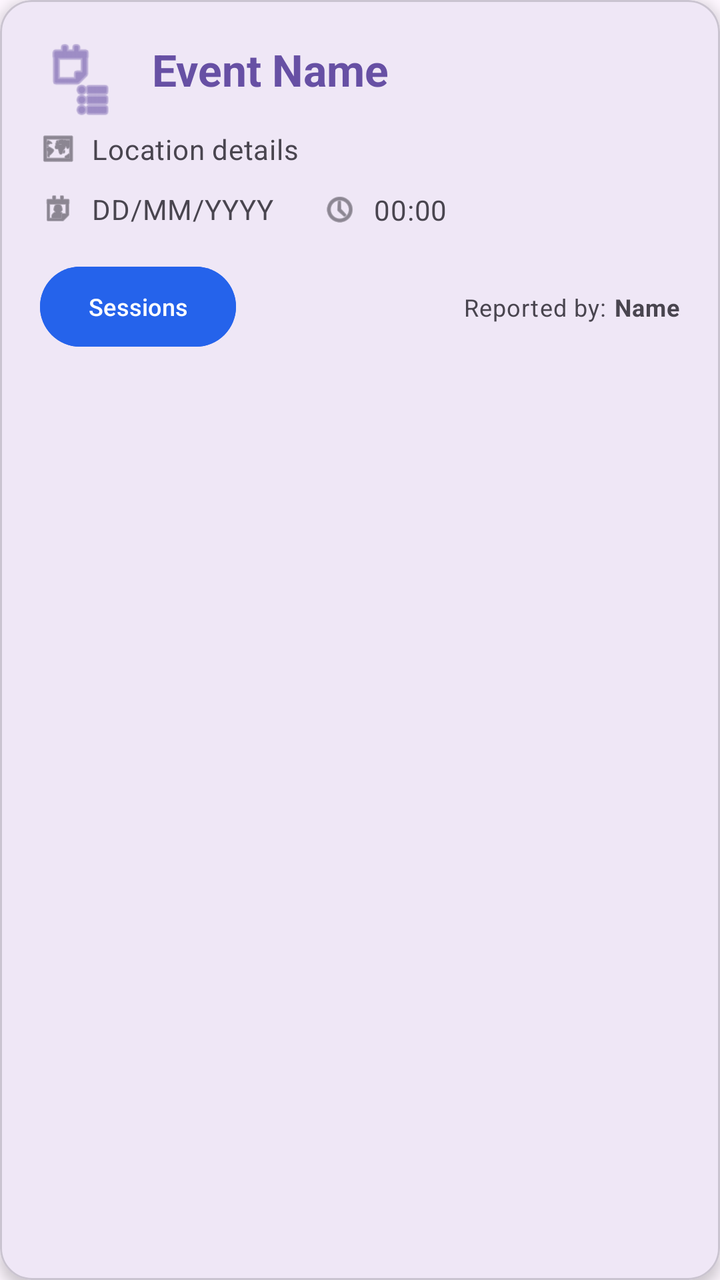
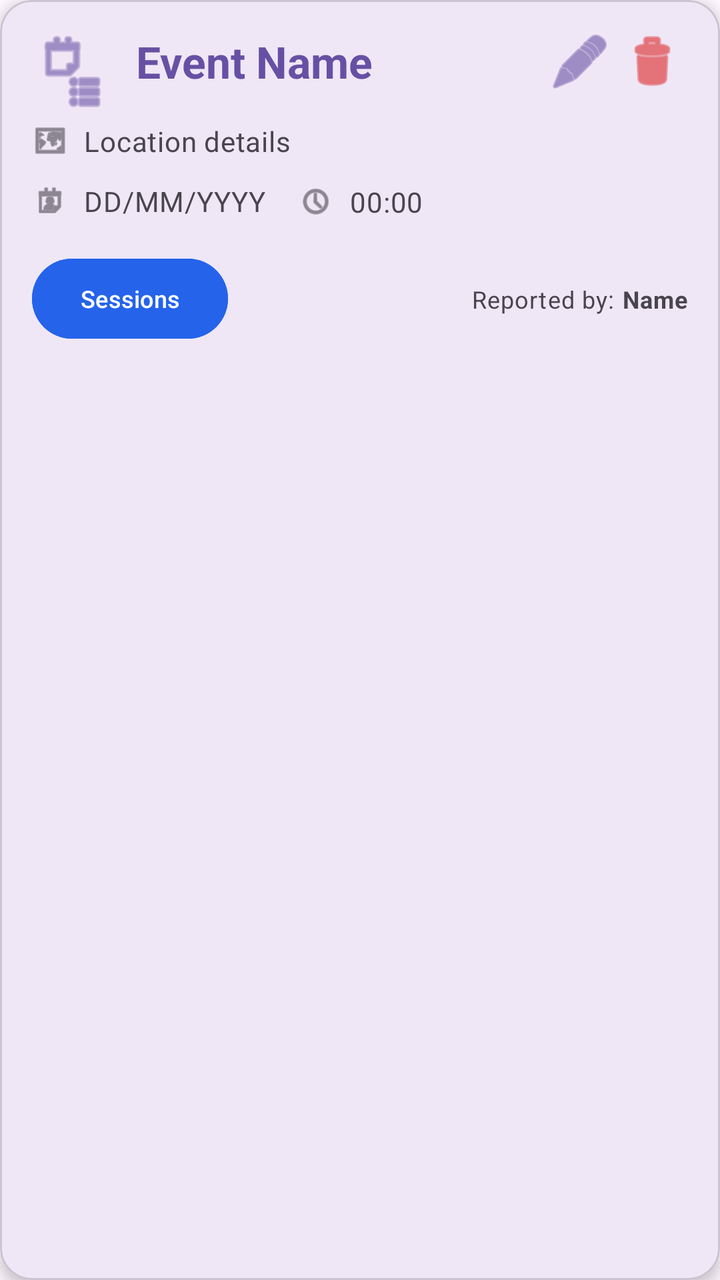

Screens rendered from an Android XML layout before and after an edit, with the pre-edit source and the edit as a unified diff.
<!-- AndroidManifest.xml: application theme Theme.EventManagerFirebase -->
<!-- res/layout/item_event.xml -->
<?xml version="1.0" encoding="utf-8"?>
<com.google.android.material.card.MaterialCardView
    xmlns:android="http://schemas.android.com/apk/res/android"
    xmlns:app="http://schemas.android.com/apk/res-auto"
    xmlns:tools="http://schemas.android.com/tools"
    android:id="@+id/card_view_event"
    android:layout_width="match_parent"
    android:layout_height="wrap_content"
    android:layout_margin="10dp"
    app:cardCornerRadius="16dp"
    app:cardElevation="4dp"
    android:foreground="?attr/selectableItemBackground">

    <androidx.constraintlayout.widget.ConstraintLayout
        android:layout_width="match_parent"
        android:layout_height="wrap_content"
        android:padding="20dp">

        
        <ImageView
            android:id="@+id/iv_event_icon"
            android:layout_width="40dp"
            android:layout_height="40dp"
            android:src="@android:drawable/ic_menu_agenda"
            app:tint="?attr/colorPrimary"
            app:layout_constraintStart_toStartOf="parent"
            app:layout_constraintTop_toTopOf="parent" />

        
        <TextView
            android:id="@+id/tv_event_name"
            android:layout_width="0dp"
            android:layout_height="wrap_content"
            android:layout_marginStart="16dp"
            android:text="Event Name"
            android:textAppearance="?attr/textAppearanceTitleLarge"
            android:textColor="?attr/colorPrimary"
            android:textStyle="bold"
            app:layout_constraintEnd_toEndOf="parent"
            app:layout_constraintStart_toEndOf="@id/iv_event_icon"
            app:layout_constraintTop_toTopOf="@id/iv_event_icon" />

        
        <ImageView
            android:id="@+id/iv_location_icon"
            android:layout_width="18dp"
            android:layout_height="18dp"
            android:layout_marginTop="16dp"
            android:src="@android:drawable/ic_menu_mapmode"
            app:tint="?attr/colorOnSurfaceVariant"
            app:layout_constraintStart_toStartOf="parent"
            app:layout_constraintTop_toBottomOf="@id/tv_event_name" />

        <TextView
            android:id="@+id/tv_event_location"
            android:layout_width="0dp"
            android:layout_height="wrap_content"
            android:layout_marginStart="8dp"
            android:text="Location details"
            android:textAppearance="?attr/textAppearanceBodyMedium"
            android:textColor="?attr/colorOnSurfaceVariant"
            app:layout_constraintBottom_toBottomOf="@id/iv_location_icon"
            app:layout_constraintEnd_toEndOf="parent"
            app:layout_constraintStart_toEndOf="@id/iv_location_icon"
            app:layout_constraintTop_toTopOf="@id/iv_location_icon" />

        
        <ImageView
            android:id="@+id/iv_date_icon"
            android:layout_width="18dp"
            android:layout_height="18dp"
            android:layout_marginTop="12dp"
            android:src="@android:drawable/ic_menu_my_calendar"
            app:tint="?attr/colorOnSurfaceVariant"
            app:layout_constraintStart_toStartOf="parent"
            app:layout_constraintTop_toBottomOf="@id/iv_location_icon" />

        <TextView
            android:id="@+id/tv_event_date"
            android:layout_width="wrap_content"
            android:layout_height="wrap_content"
            android:layout_marginStart="8dp"
            android:text="DD/MM/YYYY"
            android:textAppearance="?attr/textAppearanceBodyMedium"
            android:textColor="?attr/colorOnSurfaceVariant"
            app:layout_constraintBottom_toBottomOf="@id/iv_date_icon"
            app:layout_constraintStart_toEndOf="@id/iv_date_icon"
            app:layout_constraintTop_toTopOf="@id/iv_date_icon" />

        
        <ImageView
            android:id="@+id/iv_time_icon"
            android:layout_width="18dp"
            android:layout_height="18dp"
            android:layout_marginStart="24dp"
            android:src="@android:drawable/ic_menu_recent_history"
            app:tint="?attr/colorOnSurfaceVariant"
            app:layout_constraintBottom_toBottomOf="@id/tv_event_date"
            app:layout_constraintStart_toEndOf="@id/tv_event_date"
            app:layout_constraintTop_toTopOf="@id/tv_event_date" />

        <TextView
            android:id="@+id/tv_event_time"
            android:layout_width="0dp"
            android:layout_height="wrap_content"
            android:layout_marginStart="8dp"
            android:text="00:00"
            android:textAppearance="?attr/textAppearanceBodyMedium"
            android:textColor="?attr/colorOnSurfaceVariant"
            app:layout_constraintBottom_toBottomOf="@id/iv_time_icon"
            app:layout_constraintEnd_toEndOf="parent"
            app:layout_constraintStart_toEndOf="@id/iv_time_icon"
            app:layout_constraintTop_toTopOf="@id/iv_time_icon" />

        
        <Button
            android:id="@+id/btnManageSessions"
            android:layout_width="wrap_content"
            android:layout_height="wrap_content"
            android:layout_marginTop="16dp"
            android:backgroundTint="#2563EB"
            android:text="Sessions"
            android:textColor="#FFFFFF"
            android:textSize="12sp"
            app:layout_constraintStart_toStartOf="parent"
            app:layout_constraintTop_toBottomOf="@id/iv_date_icon" />

        
        <TextView
            android:id="@+id/tv_reporter_prefix"
            android:layout_width="wrap_content"
            android:layout_height="wrap_content"
            android:text="Reported by: "
            android:textAppearance="?attr/textAppearanceBodySmall"
            android:textColor="?attr/colorOnSurfaceVariant"
            app:layout_constraintBottom_toBottomOf="@id/btnManageSessions"
            app:layout_constraintEnd_toStartOf="@id/tv_event_reporter"
            app:layout_constraintTop_toTopOf="@id/btnManageSessions" />

        <TextView
            android:id="@+id/tv_event_reporter"
            android:layout_width="wrap_content"
            android:layout_height="wrap_content"
            android:layout_marginStart="4dp"
            android:text="Name"
            android:textAppearance="?attr/textAppearanceBodySmall"
            android:textColor="?attr/colorOnSurfaceVariant"
            android:textStyle="bold"
            app:layout_constraintBottom_toBottomOf="@id/btnManageSessions"
            app:layout_constraintEnd_toEndOf="parent"
            app:layout_constraintTop_toTopOf="@id/btnManageSessions" />

    </androidx.constraintlayout.widget.ConstraintLayout>
</com.google.android.material.card.MaterialCardView>
<!-- resources referenced by this layout -->
<resources>
  <style name="Theme.EventManagerFirebase" parent="Base.Theme.EventManagerFirebase" />
  <style name="Base.Theme.EventManagerFirebase" parent="Theme.Material3.DayNight.NoActionBar">
          
          
      </style>
</resources>

<!-- the commit's change to res/layout/item_event.xml (unified diff, before → after) -->
@@ -6,7 +6,8 @@
     android:id="@+id/card_view_event"
     android:layout_width="match_parent"
     android:layout_height="wrap_content"
-    android:layout_margin="10dp"
+    android:layout_marginHorizontal="12dp"
+    android:layout_marginVertical="6dp"
     app:cardCornerRadius="16dp"
     app:cardElevation="4dp"
     android:foreground="?attr/selectableItemBackground">
@@ -14,7 +15,7 @@
     <androidx.constraintlayout.widget.ConstraintLayout
         android:layout_width="match_parent"
         android:layout_height="wrap_content"
-        android:padding="20dp">
+        android:padding="16dp">
 
         
         <ImageView
@@ -31,14 +32,46 @@
             android:id="@+id/tv_event_name"
             android:layout_width="0dp"
             android:layout_height="wrap_content"
-            android:layout_marginStart="16dp"
+            android:layout_marginStart="12dp"
+            android:layout_marginEnd="8dp"
             android:text="Event Name"
             android:textAppearance="?attr/textAppearanceTitleLarge"
             android:textColor="?attr/colorPrimary"
             android:textStyle="bold"
-            app:layout_constraintEnd_toEndOf="parent"
+            app:layout_constraintEnd_toStartOf="@id/layout_action_buttons"
             app:layout_constraintStart_toEndOf="@id/iv_event_icon"
             app:layout_constraintTop_toTopOf="@id/iv_event_icon" />
+
+        
+        <LinearLayout
+            android:id="@+id/layout_action_buttons"
+            android:layout_width="wrap_content"
+            android:layout_height="wrap_content"
+            android:orientation="horizontal"
+            app:layout_constraintEnd_toEndOf="parent"
+            app:layout_constraintTop_toTopOf="@id/tv_event_name"
+            app:layout_constraintBottom_toBottomOf="@id/tv_event_name">
+
+
+            <ImageButton
+                android:id="@+id/btn_edit_event"
+                android:layout_width="36dp"
+                android:layout_height="36dp"
+                android:background="?attr/selectableItemBackgroundBorderless"
+                android:src="@android:drawable/ic_menu_edit"
+                app:tint="?attr/colorPrimary"
+                android:contentDescription="Edit Event" />
+
+
+            <ImageButton
+                android:id="@+id/btn_delete_event"
+                android:layout_width="36dp"
+                android:layout_height="36dp"
+                android:background="?attr/selectableItemBackgroundBorderless"
+                android:src="@android:drawable/ic_menu_delete"
+                app:tint="#DC2626"
+                android:contentDescription="Delete Event" />
+        </LinearLayout>
 
         
         <ImageView
@@ -92,7 +125,7 @@
             android:id="@+id/iv_time_icon"
             android:layout_width="18dp"
             android:layout_height="18dp"
-            android:layout_marginStart="24dp"
+            android:layout_marginStart="16dp"
             android:src="@android:drawable/ic_menu_recent_history"
             app:tint="?attr/colorOnSurfaceVariant"
             app:layout_constraintBottom_toBottomOf="@id/tv_event_date"
@@ -141,7 +174,7 @@
             android:id="@+id/tv_event_reporter"
             android:layout_width="wrap_content"
             android:layout_height="wrap_content"
-            android:layout_marginStart="4dp"
+            android:layout_marginStart="2dp"
             android:text="Name"
             android:textAppearance="?attr/textAppearanceBodySmall"
             android:textColor="?attr/colorOnSurfaceVariant"
